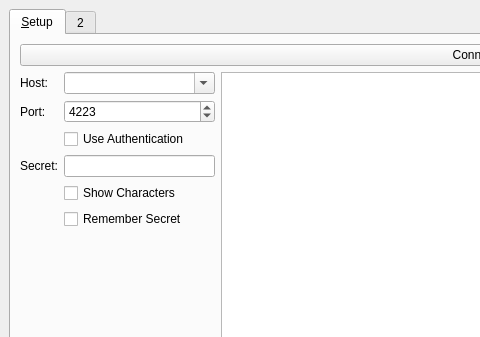
Old version of the form src/brickv/ui/mainwindow.ui in the repository Tinkerforge/brickv; both pictures show x 0 to 480 and y 0 to 337 of the 950 by 600 pixel window.
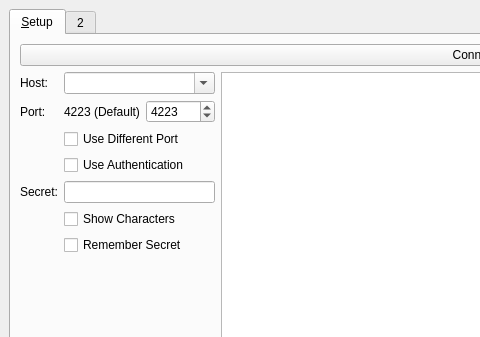
New version of the form.

Commit message: Add extra checkbox to avoid accidental port number changes

Patch:
```diff
--- a/src/brickv/ui/mainwindow.ui
+++ b/src/brickv/ui/mainwindow.ui
@@ -27,21 +27,21 @@
        <layout class="QHBoxLayout" name="horizontalLayout">
         <item>
          <layout class="QGridLayout" name="gridLayout">
-          <item row="10" column="0" colspan="2">
+          <item row="11" column="0" colspan="2">
            <widget class="QCheckBox" name="check_fusion_gui_style">
             <property name="text">
              <string>Use Fusion GUI Style</string>
             </property>
            </widget>
           </item>
-          <item row="4" column="1">
+          <item row="5" column="1">
            <widget class="QLineEdit" name="edit_secret">
             <property name="maxLength">
              <number>64</number>
             </property>
            </widget>
           </item>
-          <item row="9" column="0" colspan="2">
+          <item row="10" column="0" colspan="2">
            <widget class="QLabel" name="label_red_session_losts">
             <property name="text">
              <string>RED Brick Session Loss Count: 0</string>
@@ -61,27 +61,14 @@
             </property>
            </widget>
           </item>
-          <item row="14" column="0" colspan="2">
+          <item row="15" column="0" colspan="2">
            <widget class="QPushButton" name="button_data_logger">
             <property name="text">
              <string>Data Logger</string>
             </property>
            </widget>
           </item>
-          <item row="2" column="1">
-           <widget class="QSpinBox" name="spinbox_port">
-            <property name="minimum">
-             <number>1</number>
-            </property>
-            <property name="maximum">
-             <number>65535</number>
-            </property>
-            <property name="value">
-             <number>4223</number>
-            </property>
-           </widget>
-          </item>
-          <item row="12" column="0" colspan="2">
+          <item row="13" column="0" colspan="2">
            <widget class="QPushButton" name="button_flashing">
             <property name="text">
              <string>Updates / Flashing</string>
@@ -101,27 +88,14 @@
             </property>
            </widget>
           </item>
-          <item row="2" column="0">
-           <widget class="QLabel" name="label_2">
-            <property name="sizePolicy">
-             <sizepolicy hsizetype="Fixed" vsizetype="Preferred">
-              <horstretch>0</horstretch>
-              <verstretch>0</verstretch>
-             </sizepolicy>
-            </property>
-            <property name="text">
-             <string>Port:</string>
-            </property>
-           </widget>
-          </item>
-          <item row="5" column="1">
+          <item row="6" column="1">
            <widget class="QCheckBox" name="checkbox_secret_show">
             <property name="text">
              <string>Show Characters</string>
             </property>
            </widget>
           </item>
-          <item row="6" column="1">
+          <item row="7" column="1">
            <widget class="QCheckBox" name="checkbox_remember_secret">
             <property name="toolTip">
              <string>Warning: Secret is stored in plain text without any protection!</string>
@@ -131,21 +105,21 @@
             </property>
            </widget>
           </item>
-          <item row="13" column="0" colspan="2">
+          <item row="14" column="0" colspan="2">
            <widget class="QPushButton" name="button_advanced">
             <property name="text">
              <string>Advanced Functions</string>
             </property>
            </widget>
           </item>
-          <item row="3" column="1">
+          <item row="4" column="1">
            <widget class="QCheckBox" name="checkbox_authentication">
             <property name="text">
              <string>Use Authentication</string>
             </property>
            </widget>
           </item>
-          <item row="7" column="0" colspan="2">
+          <item row="8" column="0" colspan="2">
            <spacer name="verticalSpacer">
             <property name="orientation">
              <enum>Qt::Vertical</enum>
@@ -158,7 +132,7 @@
             </property>
            </spacer>
           </item>
-          <item row="11" column="0" colspan="2">
+          <item row="12" column="0" colspan="2">
            <widget class="QCheckBox" name="checkbox_auto_search_for_updates">
             <property name="text">
              <string>Auto-Search for Updates</string>
@@ -168,14 +142,14 @@
             </property>
            </widget>
           </item>
-          <item row="8" column="0" colspan="2">
+          <item row="9" column="0" colspan="2">
            <widget class="QLabel" name="label_auto_reconnects">
             <property name="text">
              <string>Auto-Reconnect Count: 0</string>
             </property>
            </widget>
           </item>
-          <item row="4" column="0">
+          <item row="5" column="0">
            <widget class="QLabel" name="label_secret">
             <property name="text">
              <string>Secret:</string>
@@ -189,7 +163,7 @@
             </property>
            </widget>
           </item>
-          <item row="1" column="2" rowspan="14">
+          <item row="1" column="2" rowspan="15">
            <widget class="QStackedWidget" name="stacked_widget">
             <property name="sizePolicy">
              <sizepolicy hsizetype="Preferred" vsizetype="Preferred">
@@ -277,6 +251,50 @@
             </widget>
            </widget>
           </item>
+          <item row="2" column="1">
+           <layout class="QHBoxLayout" name="horizontalLayout_2">
+            <item>
+             <widget class="QLabel" name="label_default_port">
+              <property name="text">
+               <string>4223 (Default)</string>
+              </property>
+             </widget>
+            </item>
+            <item>
+             <widget class="QSpinBox" name="spinbox_port">
+              <property name="minimum">
+               <number>1</number>
+              </property>
+              <property name="maximum">
+               <number>65535</number>
+              </property>
+              <property name="value">
+               <number>4223</number>
+              </property>
+             </widget>
+            </item>
+           </layout>
+          </item>
+          <item row="2" column="0">
+           <widget class="QLabel" name="label_2">
+            <property name="sizePolicy">
+             <sizepolicy hsizetype="Fixed" vsizetype="Preferred">
+              <horstretch>0</horstretch>
+              <verstretch>0</verstretch>
+             </sizepolicy>
+            </property>
+            <property name="text">
+             <string>Port:</string>
+            </property>
+           </widget>
+          </item>
+          <item row="3" column="1">
+           <widget class="QCheckBox" name="checkbox_different_port">
+            <property name="text">
+             <string>Use Different Port</string>
+            </property>
+           </widget>
+          </item>
          </layout>
         </item>
        </layout>
```
Left out of the diff: 1 changed line with no effect on the pictures. The commit also changes 1 other file.
